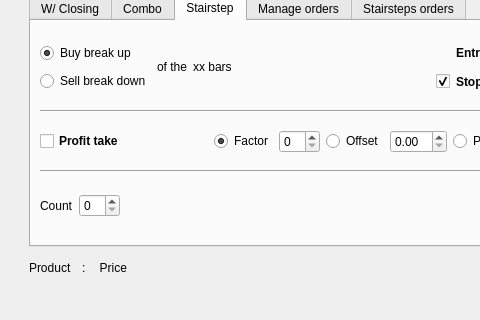
Qt form uiComps/qtGeneration/TradingWindow.ui (irrelevantmuch/IB_apps) before a commit; both pictures show x 0 to 480 and y 329 to 649 of the 800 by 649 pixel window.
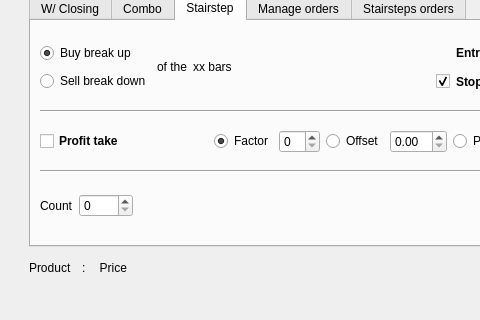
The same form after that commit. Custom widgets are drawn as their Qt base class.

The edit to the form file:
```diff
--- a/uiComps/qtGeneration/TradingWindow.ui
+++ b/uiComps/qtGeneration/TradingWindow.ui
@@ -978,6 +978,9 @@
             </item>
             <item>
              <widget class="QSpinBox" name="step_count_field">
+              <property name="maximum">
+               <number>1000</number>
+              </property>
               <property name="value">
                <number>0</number>
               </property>
```
Left out of the diff: 4 changed lines with no effect on the pictures.
